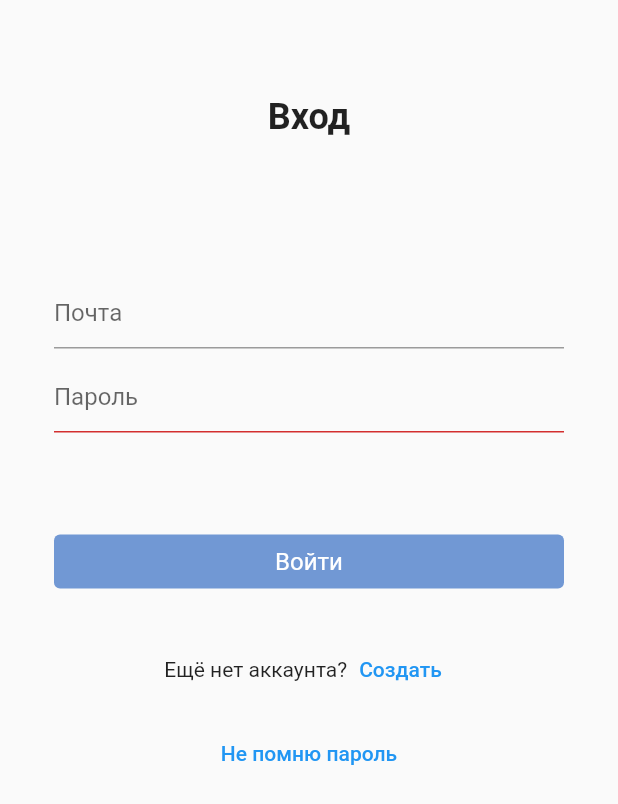
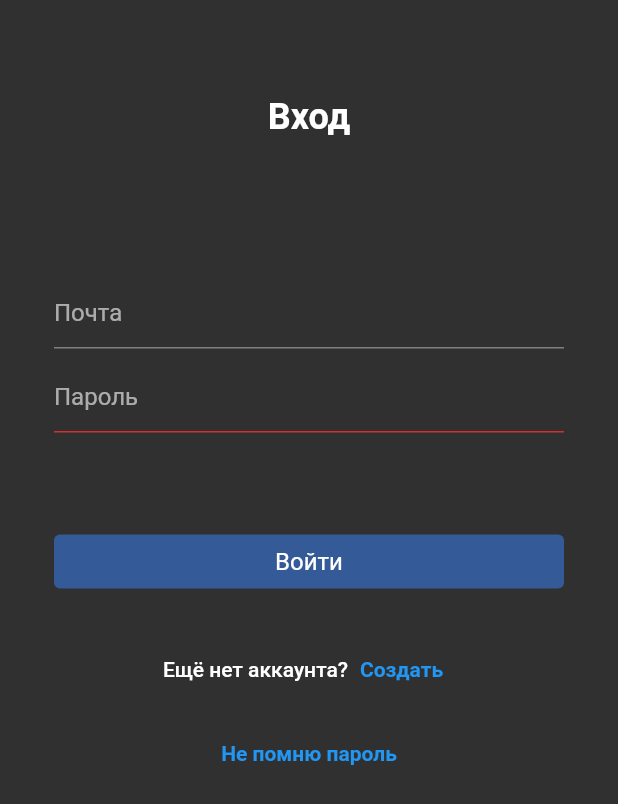
Before and after one commit to RodionSuprun/gifts_manager, a Flutter app: the screen it shows after launch, on a phone screen of 412 x 824 dp. Shown: the top 804 px of the screen. Run offline on Flutter 3.47's test engine with Material 2 defaults, Android fonts, the phone set to English and light mode, and no system bars; our stand-ins replace bloc, equatable, flutter_bloc.

Commit message:
Adding text themes

```diff
--- /dev/null
+++ b/lib/extensions/theme_extension.dart
@@ -0,0 +1,21 @@
+import 'package:flutter/material.dart';
+
+extension ThemeBuildContext on BuildContext {
+  ThemeData get theme => Theme.of(this);
+}
+
+extension ThemeStylesExtension on ThemeData {
+  TextStyle get h1 => textTheme.headline1!;
+
+  TextStyle get h2 => textTheme.headline2!;
+
+  TextStyle get h3 => textTheme.headline3!;
+
+  TextStyle get h4 => textTheme.headline4!;
+
+  TextStyle get h5 => textTheme.headline5!;
+
+  TextStyle get h6 => textTheme.headline6!;
+
+  TextStyle get button => textTheme.button!;
+}
--- a/lib/main.dart
+++ b/lib/main.dart
@@ -14,7 +14,7 @@ class MyApp extends StatelessWidget {
     return MaterialApp(
       theme: lightTheme,
       darkTheme: darkTheme,
-      themeMode: ThemeMode.light,
+      themeMode: ThemeMode.dark,
       home: LoginPage(),
     );
   }
--- a/lib/presentation/login/view/login_page.dart
+++ b/lib/presentation/login/view/login_page.dart
@@ -1,6 +1,7 @@
 import 'package:flutter/material.dart';
 import 'package:flutter_bloc/flutter_bloc.dart';
 import 'package:gifts_manager/data/model/request_error.dart';
+import 'package:gifts_manager/extensions/theme_extension.dart';
 import 'package:gifts_manager/presentation/home/view/home_page.dart';
 import 'package:gifts_manager/presentation/login/bloc/login_bloc.dart';
 import 'package:gifts_manager/presentation/login/model/models.dart';
@@ -83,10 +84,10 @@ class _LoginPageWidgetState extends State<_LoginPageWidget> {
           const SizedBox(
             height: 64,
           ),
-          const Center(
+          Center(
             child: Text(
               "Вход",
-              style: TextStyle(fontWeight: FontWeight.w600, fontSize: 24),
+              style: context.theme.h2,
             ),
           ),
           const Spacer(flex: 88),
@@ -108,7 +109,10 @@ class _LoginPageWidgetState extends State<_LoginPageWidget> {
           Row(
             mainAxisSize: MainAxisSize.min,
             children: [
-              const Text("Ещё нет аккаунта?"),
+              Text(
+                "Ещё нет аккаунта?",
+                style: context.theme.h4,
+              ),
               TextButton(
                 onPressed: () {},
                 child: const Text("Создать"),
--- a/lib/presentation/theme/dark_theme.dart
+++ b/lib/presentation/theme/dark_theme.dart
@@ -4,4 +4,44 @@ import 'package:gifts_manager/resources/app_colors.dart';
 final _base = ThemeData.dark();
 final darkTheme = _base.copyWith(
   backgroundColor: AppColors.darkBlack100,
+  textTheme: _base.textTheme.copyWith(
+    headline1: const TextStyle(
+      fontSize: 32,
+      fontWeight: FontWeight.w600,
+      color: AppColors.darkWhite100,
+    ),
+    headline2: const TextStyle(
+      fontSize: 24,
+      fontWeight: FontWeight.w600,
+      color: AppColors.darkWhite100,
+    ),
+    headline3: const TextStyle(
+      fontSize: 16,
+      fontWeight: FontWeight.w500,
+      height: 1.25,
+      color: AppColors.darkWhite100,
+    ),
+    headline4: const TextStyle(
+      fontSize: 14,
+      fontWeight: FontWeight.w500,
+      height: 1.15,
+      color: AppColors.darkWhite100,
+    ),
+    headline5: const TextStyle(
+      fontSize: 12,
+      fontWeight: FontWeight.w500,
+      color: AppColors.darkWhite100,
+    ),
+    caption: const TextStyle(
+      fontSize: 12,
+      fontWeight: FontWeight.w400,
+      color: AppColors.darkWhite100,
+    ),
+    button: const TextStyle(
+      fontSize: 14,
+      height: 1.15,
+      fontWeight: FontWeight.w700,
+      color: AppColors.darkBlack100,
+    ),
+  ),
 );
--- a/lib/presentation/theme/light_theme.dart
+++ b/lib/presentation/theme/light_theme.dart
@@ -4,5 +4,45 @@ import '../../resources/app_colors.dart';
 
 final _base = ThemeData.light();
 final lightTheme = _base.copyWith(
-    backgroundColor: AppColors.lightWhite100,
+  backgroundColor: AppColors.lightWhite100,
+  textTheme: _base.textTheme.copyWith(
+    headline1: const TextStyle(
+      fontSize: 32,
+      fontWeight: FontWeight.w600,
+      color: AppColors.darkBlack100,
+    ),
+    headline2: const TextStyle(
+      fontSize: 24,
+      fontWeight: FontWeight.w600,
+      color: AppColors.darkBlack100,
+    ),
+    headline3: const TextStyle(
+      fontSize: 16,
+      fontWeight: FontWeight.w500,
+      height: 1.25,
+      color: AppColors.darkBlack100,
+    ),
+    headline4: const TextStyle(
+      fontSize: 14,
+      fontWeight: FontWeight.w500,
+      height: 1.15,
+      color: AppColors.darkBlack100,
+    ),
+    headline5: const TextStyle(
+      fontSize: 12,
+      fontWeight: FontWeight.w500,
+      color: AppColors.darkBlack100,
+    ),
+    caption: const TextStyle(
+      fontSize: 12,
+      fontWeight: FontWeight.w400,
+      color: AppColors.darkBlack100,
+    ),
+    button: const TextStyle(
+      fontSize: 14,
+      height: 1.15,
+      fontWeight: FontWeight.w700,
+      color: AppColors.lightBlack100,
+    ),
+  ),
 );
```
